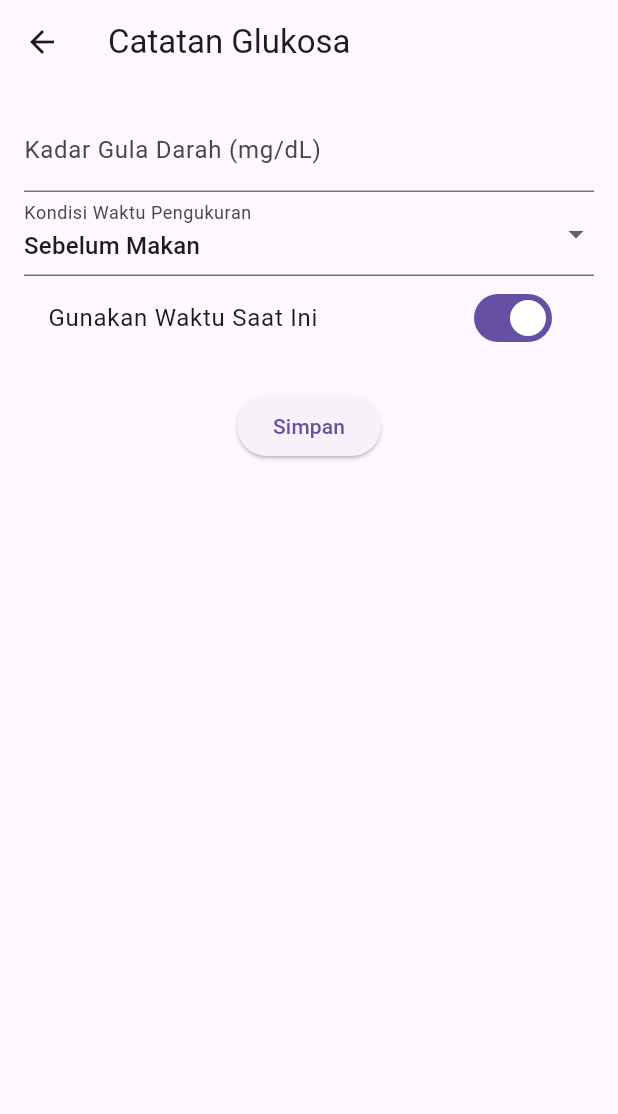
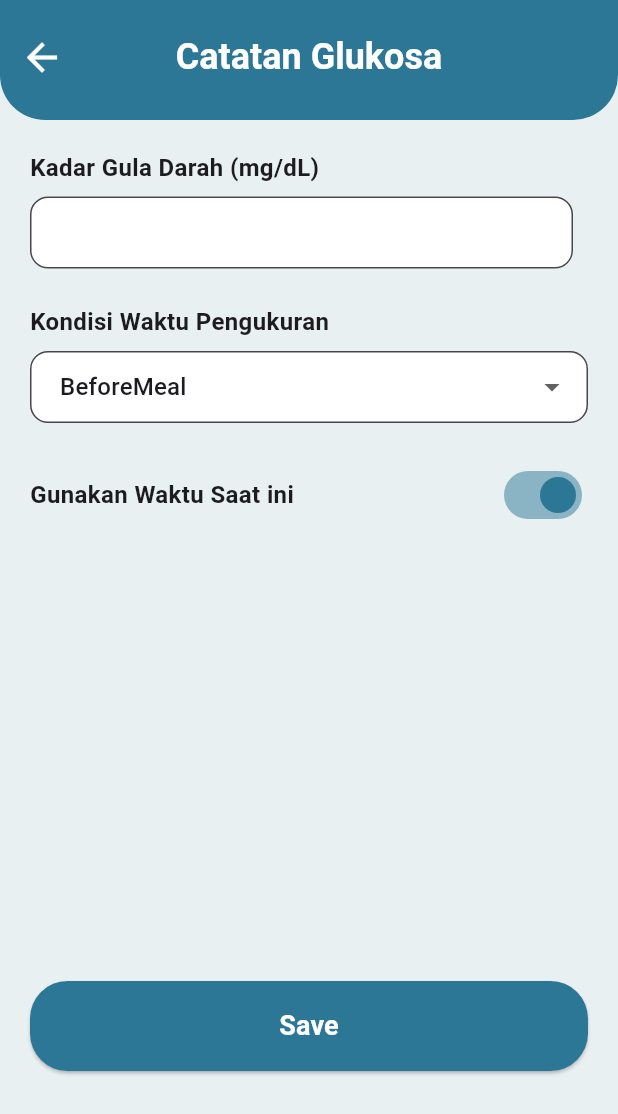
Before and after one commit to putritheresia21/gluco-track, a Flutter app: the GlucoseMeasuring screen opened directly, on a phone screen of 412 x 824 dp. Shown: the top 1114 px of the screen. Run offline on Flutter 3.47's test engine with Material 3 defaults, Android fonts, the phone set to English and light mode, and no system bars; our stand-ins replace cloud_firestore, firebase_auth, firebase_core, fl_chart, flutter_dotenv, shared_preferences and 1 more; accounts and stored records are empty.

Commit message:
glucose measuring page dan notif page

```diff
--- a/lib/pages/glucose_measuring.dart
+++ b/lib/pages/glucose_measuring.dart
@@ -48,9 +48,10 @@ class GlucoseMeasuringState extends State<GlucoseMeasuring> {
     formKey.currentState!.save();
 
     if (!useCurrentTime && selectedDateTime == null) {
-      ScaffoldMessenger.of(context).showSnackBar(SnackBar(
-        content: Text("Pilih Tanggal dan Waktu terlebih dahulu."),
-      ));
+      ScaffoldMessenger.of(context).showSnackBar(
+        const SnackBar(
+            content: Text("Pilih tanggal dan waktu terlebih dahulu.")),
+      );
       return;
     }
 
@@ -58,13 +59,13 @@ class GlucoseMeasuringState extends State<GlucoseMeasuring> {
     final userId = prefs.getString('userId');
 
     if (userId == null) {
-      ScaffoldMessenger.of(context).showSnackBar(SnackBar(
-        content: Text("User belum login."),
-      ));
+      ScaffoldMessenger.of(context).showSnackBar(
+        const SnackBar(content: Text("User belum login.")),
+      );
       return;
     }
 
-    final Record = Glucoserecord(
+    final record = Glucoserecord(
       id: '',
       userId: userId,
       glucoseLevel: glucoseLevel!,
@@ -75,48 +76,121 @@ class GlucoseMeasuringState extends State<GlucoseMeasuring> {
     try {
       await FirebaseFirestore.instance
           .collection('glucose_records')
-          .add(Record.toMap());
+          .add(record.toMap());
 
-      ScaffoldMessenger.of(context).showSnackBar(SnackBar(
-        content: Text("Data glukosa berhasil disimpan."),
-      ));
+      ScaffoldMessenger.of(context).showSnackBar(
+        const SnackBar(content: Text("Data glukosa berhasil disimpan.")),
+      );
       Navigator.pop(context);
     } catch (e) {
-      print('Error saat menyimpan: $e');
-      ScaffoldMessenger.of(context).showSnackBar(SnackBar(
-        content: Text("Gagal menyimpan data: $e"),
-      ));
+      print('Error: $e');
+      ScaffoldMessenger.of(context).showSnackBar(
+        SnackBar(content: Text("Gagal menyimpan data: $e")),
+      );
     }
   }
 
   @override
   Widget build(BuildContext context) {
     return Scaffold(
-      appBar: AppBar(
-        title: Text("Catatan Glukosa"),
+      backgroundColor: const Color(0xFFE9F0F2),
+      appBar: PreferredSize(
+        preferredSize: const Size.fromHeight(80),
+        child: ClipRRect(
+          borderRadius: const BorderRadius.only(
+            bottomLeft: Radius.circular(30),
+            bottomRight: Radius.circular(30),
           ),
-      body: Padding(
-        padding: const EdgeInsets.all(16),
+          child: AppBar(
+            backgroundColor: const Color(0xFF2C7796),
+            title: const Padding(
+              padding: EdgeInsets.only(top: 20),
+              child: Text(
+                "Catatan Glukosa",
+                style: TextStyle(
+                  fontWeight: FontWeight.bold,
+                  color: Colors.white,
+                  fontSize: 24,
+                ),
+              ),
+            ),
+            centerTitle: true,
+            leading: Padding(
+              padding:
+                  const EdgeInsets.only(top: 15), // atur nilai ini biar pas
+              child: IconButton(
+                icon: const Icon(Icons.arrow_back, color: Colors.white),
+                iconSize: 30,
+                onPressed: () => Navigator.pop(context),
+              ),
+            ),
+          ),
+        ),
+      ),
+      body: SingleChildScrollView(
+        padding: const EdgeInsets.all(20),
         child: Form(
           key: formKey,
           child: Column(
+            crossAxisAlignment: CrossAxisAlignment.start,
             children: [
-              TextFormField(
-                decoration: InputDecoration(labelText: "Kadar Gula Darah (mg/dL)"),
+              const Text(
+                "Kadar Gula Darah (mg/dL)",
+                style: TextStyle(
+                  fontSize: 16,
+                  fontWeight: FontWeight.w600,
+                ),
+              ),
+              const SizedBox(height: 8),
+              Row(
+                children: [
+                  Expanded(
+                    child: TextFormField(
+                      decoration: InputDecoration(
+                        filled: true,
+                        fillColor: Colors.white,
+                        contentPadding: const EdgeInsets.symmetric(
+                            horizontal: 16, vertical: 12),
+                        border: OutlineInputBorder(
+                          borderRadius: BorderRadius.circular(12),
+                          borderSide: const BorderSide(
+                              color: Color(0xFF2C7796), width: 1.2),
+                        ),
+                      ),
                       keyboardType: TextInputType.number,
                       validator: (value) {
-                  if (value == null || value.isEmpty) return "Kadar gula darah tidak boleh kosong";
-                  if (double.tryParse(value) == null) return "Masukkan angka yang valid";
+                        if (value == null || value.isEmpty) {
+                          return "Kadar gula darah tidak boleh kosong";
+                        }
+                        if (double.tryParse(value) == null) {
+                          return "Masukkan angka yang valid";
+                        }
                         return null;
                       },
-                onSaved: (value) => glucoseLevel = double.tryParse(value!),
+                      onSaved: (value) =>
+                          glucoseLevel = double.tryParse(value!),
                     ),
+                  ),
+                  const SizedBox(width: 10),
+                ],
+              ),
+              const SizedBox(height: 24),
+              const Text(
+                "Kondisi Waktu Pengukuran",
+                style: TextStyle(
+                  fontSize: 16,
+                  fontWeight: FontWeight.w600,
+                ),
+              ),
+              const SizedBox(height: 8),
               DropdownButtonFormField<GlucoseCondition>(
                 value: selectedCondition,
                 items: GlucoseCondition.values.map((condition) {
                   return DropdownMenuItem(
                     value: condition,
-                    child: Text(condition == GlucoseCondition.beforeMeal ? 'Sebelum Makan' : 'Setelah Makan'),
+                    child: Text(condition == GlucoseCondition.beforeMeal
+                        ? 'BeforeMeal'
+                        : 'AfterMeal'),
                   );
                 }).toList(),
                 onChanged: (value) {
@@ -126,36 +200,77 @@ class GlucoseMeasuringState extends State<GlucoseMeasuring> {
                     });
                   }
                 },
-                decoration: InputDecoration(labelText: "Kondisi Waktu Pengukuran"),
+                decoration: InputDecoration(
+                  filled: true,
+                  fillColor: Colors.white,
+                  contentPadding:
+                      const EdgeInsets.symmetric(horizontal: 16, vertical: 12),
+                  border: OutlineInputBorder(
+                    borderRadius: BorderRadius.circular(12),
+                    borderSide:
+                        const BorderSide(color: Color(0xFF2C7796), width: 1.2),
                   ),
-              SwitchListTile(
-                title: Text("Gunakan Waktu Saat Ini"),
+                ),
+              ),
+              const SizedBox(height: 24),
+              Row(
+                mainAxisAlignment: MainAxisAlignment.spaceBetween,
+                children: [
+                  const Text(
+                    "Gunakan Waktu Saat ini",
+                    style: TextStyle(
+                      fontSize: 16,
+                      fontWeight: FontWeight.w600,
+                    ),
+                  ),
+                  Switch(
                     value: useCurrentTime,
                     onChanged: (value) {
                       setState(() {
                         useCurrentTime = value;
                       });
                     },
+                    activeColor: const Color(0xFF2C7796),
+                  ),
+                ],
               ),
               if (!useCurrentTime)
                 ElevatedButton(
                   onPressed: pickDateTime,
-                  child: Text(selectedDateTime == null
+                  style: ElevatedButton.styleFrom(
+                    backgroundColor: const Color(0xFF2C7796),
+                    shape: RoundedRectangleBorder(
+                      borderRadius: BorderRadius.circular(12),
+                    ),
+                    padding: const EdgeInsets.symmetric(vertical: 14),
+                  ),
+                  child: Text(
+                    selectedDateTime == null
                         ? "Pilih Tanggal & Waktu"
-                    : "Tanggal dan Waktu: ${selectedDateTime!.toLocal()}"),
+                        : "Tanggal & Waktu: ${selectedDateTime!.toLocal()}",
+                    style: const TextStyle(color: Colors.white),
                   ),
-              SizedBox(height: 20),
-              ElevatedButton(
-                onPressed: () {
-                  if (!useCurrentTime && selectedDateTime == null){
-                    ScaffoldMessenger.of(context).showSnackBar(
-                      SnackBar(content: Text("Pilih tanggal dan Waktu"))
-                    );
-                    return;
-                  }
-                  submit();
-                },
-                child: Text("Simpan"),
+                ),
+              const SizedBox(height: 300),
+              Center(
+                child: ElevatedButton(
+                  onPressed: submit,
+                  style: ElevatedButton.styleFrom(
+                    backgroundColor: const Color(0xFF2C7796),
+                    shape: RoundedRectangleBorder(
+                      borderRadius: BorderRadius.circular(25),
+                    ),
+                    minimumSize: const Size(double.infinity, 60),
+                  ),
+                  child: const Text(
+                    "Save",
+                    style: TextStyle(
+                      fontSize: 18,
+                      fontWeight: FontWeight.bold,
+                      color: Colors.white,
+                    ),
+                  ),
+                ),
               ),
             ],
           ),
```
Also changed, not shown: lib/pages/notification_page.dart (+28 -5 lines). Lines whose indentation alone changed are shown as unchanged.
